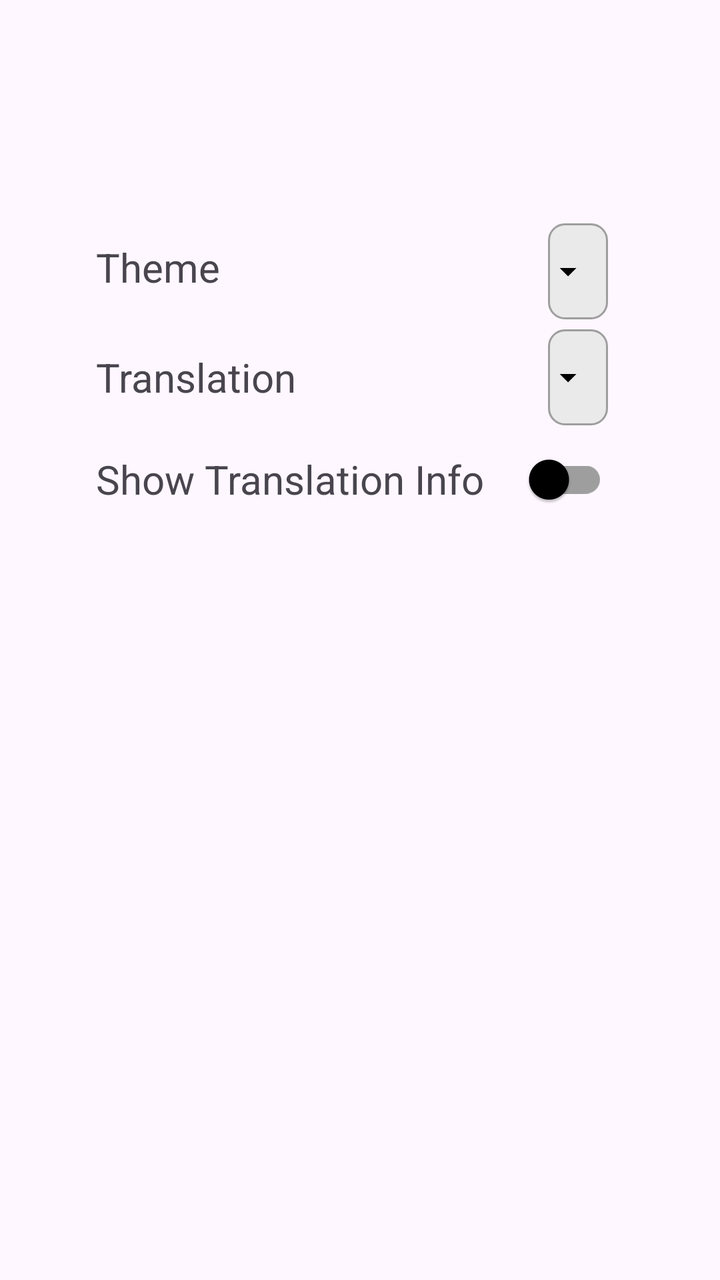
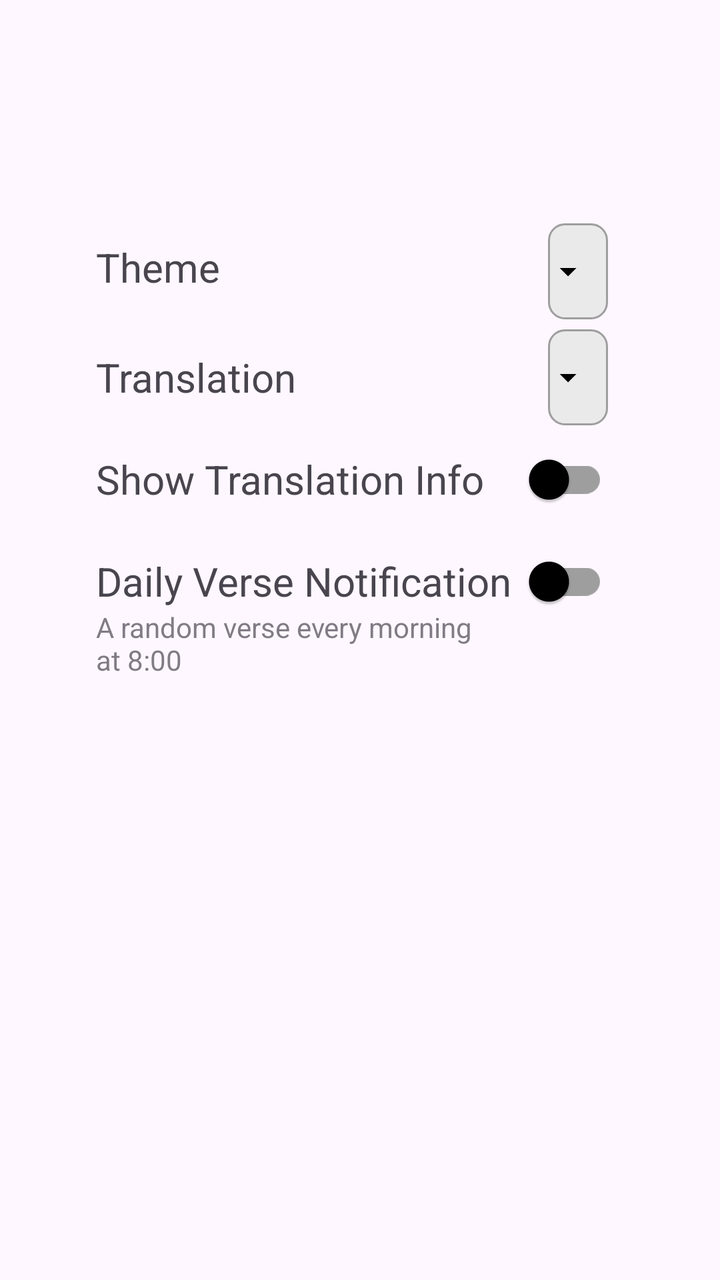

Screens rendered from an Android XML layout before and after an edit, with the pre-edit source and the edit as a unified diff.
<!-- AndroidManifest.xml: application theme Theme.VerseApp -->
<!-- res/layout/settings_activity.xml -->
<?xml version="1.0" encoding="utf-8"?>
<androidx.constraintlayout.widget.ConstraintLayout
	xmlns:android="http://schemas.android.com/apk/res/android"
	xmlns:app="http://schemas.android.com/apk/res-auto"
    xmlns:tools="http://schemas.android.com/tools"
    android:layout_width="match_parent"
	android:layout_height="match_parent"
	android:padding="24dp"
	android:fitsSystemWindows="true">

	
	<com.google.android.material.appbar.MaterialToolbar
		android:id="@+id/topBar"
		android:layout_width="0dp"
		android:layout_height="?attr/actionBarSize"
		android:title="@string/settings_title"
		app:titleCentered="true"
		app:layout_constraintTop_toTopOf="parent"
		app:layout_constraintStart_toStartOf="parent"
		app:layout_constraintEnd_toEndOf="parent" />

	
    <TextView
        android:id="@+id/settingsThemeTitle"
        android:layout_width="wrap_content"
        android:layout_height="31dp"
        android:layout_marginTop="32dp"
        android:layout_marginStart="24dp"
        android:text="@string/dark_theme"
        android:textSize="20sp"
        app:layout_constraintStart_toStartOf="parent"
        app:layout_constraintTop_toBottomOf="@id/topBar" />

	
	<Spinner
		android:id="@+id/themeSpinner"
		android:layout_width="wrap_content"
		android:layout_height="wrap_content"
		android:layout_marginEnd="32dp"
		android:minHeight="48dp"
		android:background="@drawable/spinner_background"
		android:paddingStart="12dp"
		android:paddingEnd="36dp"
		app:layout_constraintEnd_toEndOf="parent"
		app:layout_constraintTop_toTopOf="@id/settingsThemeTitle"
		app:layout_constraintBottom_toBottomOf="@id/settingsThemeTitle" />

	
	<TextView
		android:id="@+id/settingsTranslationTitle"
		android:layout_width="wrap_content"
		android:layout_height="wrap_content"
		android:layout_marginTop="24dp"
		android:layout_marginStart="24dp"
		android:text="Translation"
		android:textSize="20sp"
		app:layout_constraintStart_toStartOf="parent"
		app:layout_constraintTop_toBottomOf="@id/settingsThemeTitle" />

	
	<Spinner
		android:id="@+id/translationSpinner"
		android:layout_width="wrap_content"
		android:layout_height="wrap_content"
		android:layout_marginEnd="32dp"
		android:minHeight="48dp"
		android:background="@drawable/spinner_background"
		android:paddingStart="12dp"
		android:paddingEnd="36dp"
		app:layout_constraintEnd_toEndOf="parent"
		app:layout_constraintTop_toTopOf="@id/settingsTranslationTitle"
		app:layout_constraintBottom_toBottomOf="@id/settingsTranslationTitle" />

	
	<TextView
		android:id="@+id/showTranslationInfoTitle"
		android:layout_width="wrap_content"
		android:layout_height="wrap_content"
		android:layout_marginTop="24dp"
		android:layout_marginStart="24dp"
		android:text="@string/show_translation_info"
		android:textSize="20sp"
		app:layout_constraintStart_toStartOf="parent"
		app:layout_constraintTop_toBottomOf="@id/settingsTranslationTitle" />

	
	<com.google.android.material.switchmaterial.SwitchMaterial
		android:id="@+id/showTranslationInfoSwitch"
		android:layout_width="wrap_content"
		android:layout_height="wrap_content"
		android:layout_marginEnd="32dp"
		app:layout_constraintEnd_toEndOf="parent"
		app:layout_constraintTop_toTopOf="@id/showTranslationInfoTitle"
		app:layout_constraintBottom_toBottomOf="@id/showTranslationInfoTitle" />

</androidx.constraintlayout.widget.ConstraintLayout>
<!-- resources referenced by this layout -->
<resources>
  <!-- drawable spinner_background (drawable) -->
  <?xml version="1.0" encoding="utf-8"?>
  <layer-list xmlns:android="http://schemas.android.com/apk/res/android">
      <item android:drawable="@drawable/spinner_box" />
      <item
          android:width="20dp"
          android:height="20dp"
          android:end="10dp"
          android:gravity="center_vertical|end"
          android:drawable="@drawable/ic_dropdown_arrow" />
  </layer-list>
  <string name="dark_theme">Theme</string>
  <string name="settings_title">Settings</string>
  <string name="show_translation_info">Show Translation Info</string>
  <style name="Theme.VerseApp" parent="Theme.Material3.DayNight.NoActionBar">
  
          
          <item name="colorPrimary">@color/app_surface</item>
          <item name="colorOnPrimary">@color/app_on_surface</item>
          <item name="colorPrimaryContainer">@color/green_700_primary</item>
          <item name="colorOnPrimaryContainer">@color/black</item>
          
          <item name="colorSurface">@color/app_surface</item>
          <item name="colorOnSurface">@color/app_on_surface</item>
          
          <item name="colorSurfaceVariant">#EAEAEA</item>
          <item name="colorOutline">#9E9E9E</item>
  
          
          <item name="android:statusBarColor">@android:color/transparent</item>
          <item name="android:navigationBarColor">@android:color/transparent</item>
          
          <item name="statusBarForeground">@null</item>
          
  
          <item name="android:windowLightNavigationBar">?attr/isLightTheme</item>
          
  
          <item name="android:windowLightStatusBar">true</item>
  
  
  
  
  
          
          <item name="windowNoTitle">true</item>
          <item name="windowActionBar">false</item>
  
      </style>
  <!-- drawable spinner_box (drawable) -->
  <?xml version="1.0" encoding="utf-8"?>
  <shape xmlns:android="http://schemas.android.com/apk/res/android"
      android:shape="rectangle">
      <solid android:color="@color/spinner_fill" />
      <stroke
          android:width="1dp"
          android:color="@color/spinner_border" />
      <corners android:radius="8dp" />
  </shape>
  <!-- drawable ic_dropdown_arrow (drawable) -->
  <vector xmlns:android="http://schemas.android.com/apk/res/android"
      android:width="24dp"
      android:height="24dp"
      android:viewportWidth="24"
      android:viewportHeight="24"
      android:tint="?attr/colorOnSurface">
  
      <path android:fillColor="@android:color/white" android:pathData="M7,10l5,5 5,-5z"/>
  
  </vector>
  <color name="app_surface">#FFFFFF</color>
  <color name="app_on_surface">#000000</color>
  <color name="green_700_primary">#388e3c</color>
  <color name="black">#FF000000</color>
  <color name="spinner_fill">#EAEAEA</color>
  <color name="spinner_border">#9E9E9E</color>
</resources>

<!-- the commit's change to res/layout/settings_activity.xml (unified diff, before → after) -->
@@ -93,4 +93,39 @@
 		app:layout_constraintTop_toTopOf="@id/showTranslationInfoTitle"
 		app:layout_constraintBottom_toBottomOf="@id/showTranslationInfoTitle" />
 
+	
+	<TextView
+		android:id="@+id/dailyVerseNotificationTitle"
+		android:layout_width="wrap_content"
+		android:layout_height="wrap_content"
+		android:layout_marginTop="24dp"
+		android:layout_marginStart="24dp"
+		android:text="@string/daily_verse_notification"
+		android:textSize="20sp"
+		app:layout_constraintStart_toStartOf="parent"
+		app:layout_constraintTop_toBottomOf="@id/showTranslationInfoTitle" />
+
+	<TextView
+		android:id="@+id/dailyVerseNotificationSubtitle"
+		android:layout_width="0dp"
+		android:layout_height="wrap_content"
+		android:layout_marginStart="24dp"
+		android:layout_marginEnd="16dp"
+		android:text="@string/daily_verse_notification_time"
+		android:textSize="14sp"
+		android:alpha="0.7"
+		app:layout_constraintStart_toStartOf="parent"
+		app:layout_constraintEnd_toStartOf="@id/dailyVerseNotificationSwitch"
+		app:layout_constraintTop_toBottomOf="@id/dailyVerseNotificationTitle" />
+
+	
+	<com.google.android.material.switchmaterial.SwitchMaterial
+		android:id="@+id/dailyVerseNotificationSwitch"
+		android:layout_width="wrap_content"
+		android:layout_height="wrap_content"
+		android:layout_marginEnd="32dp"
+		app:layout_constraintEnd_toEndOf="parent"
+		app:layout_constraintTop_toTopOf="@id/dailyVerseNotificationTitle"
+		app:layout_constraintBottom_toBottomOf="@id/dailyVerseNotificationTitle" />
+
 </androidx.constraintlayout.widget.ConstraintLayout>
<!-- resource entries referenced after the edit -->
@@ -11,6 +11,8 @@
           android:gravity="center_vertical|end"
           android:drawable="@drawable/ic_dropdown_arrow" />
   </layer-list>
+  <string name="daily_verse_notification">Daily Verse Notification</string>
+  <string name="daily_verse_notification_time">A random verse every morning at 8:00</string>
   <string name="dark_theme">Theme</string>
   <string name="settings_title">Settings</string>
   <string name="show_translation_info">Show Translation Info</string>
